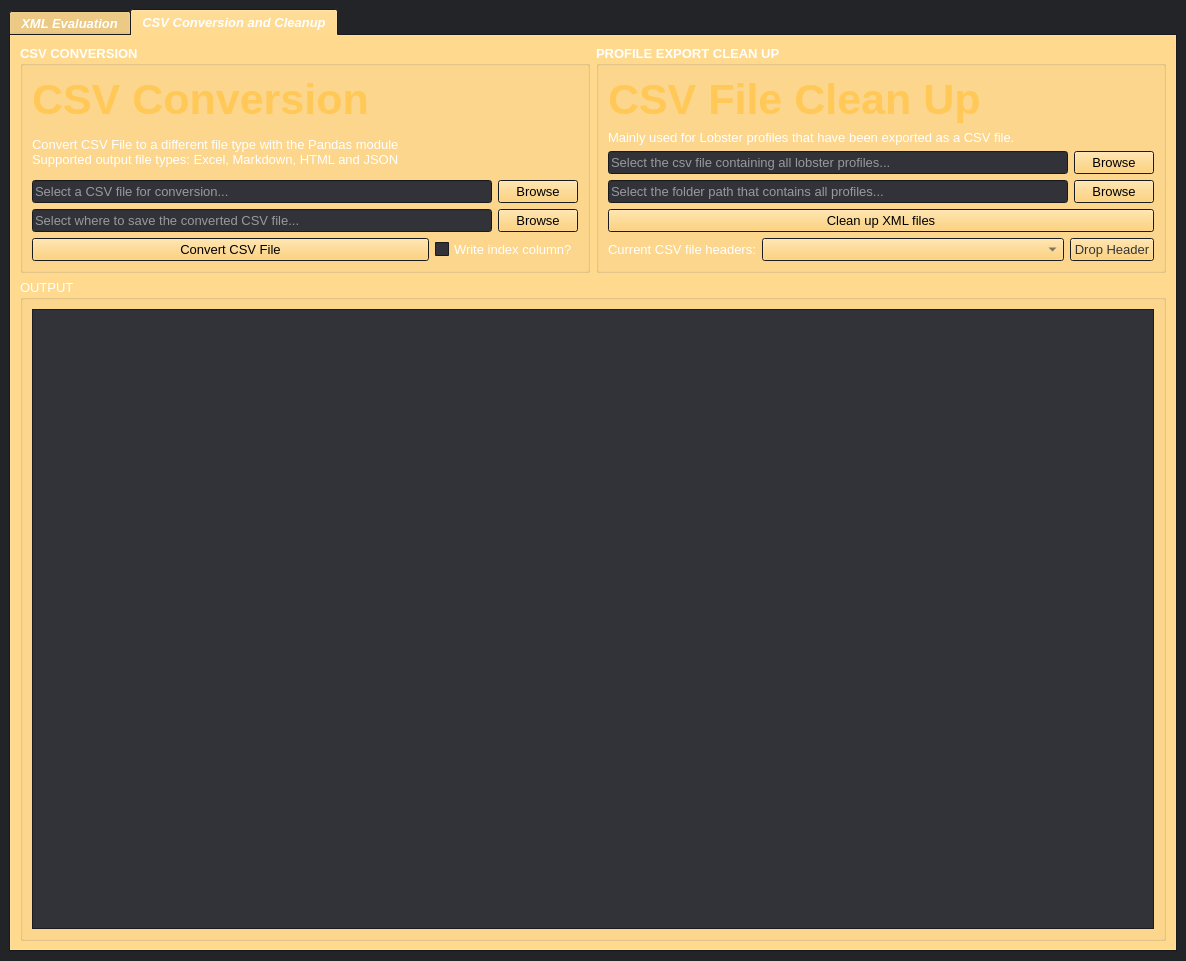
Above: src/xmluvation/resources/ui/XMLuvation.ui from zaricj/XMLuvation before the change. Below: the same form after it.
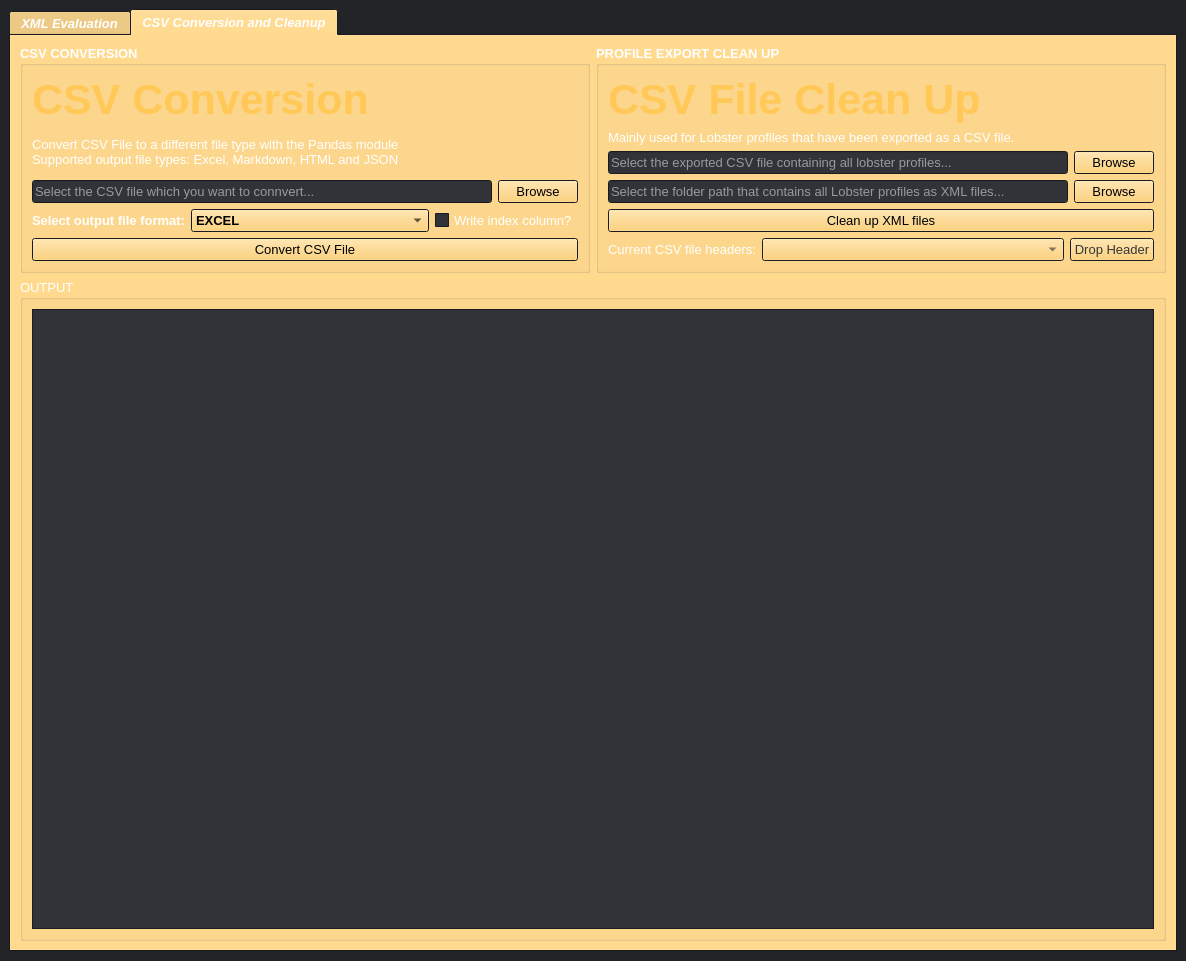
That is the form after the change. The open tabs and pages were chosen to show the change. Icons and pictures are not drawn.

Commit message: UI: enhance layout and add group matches option

Diff of the .ui file:
```diff
--- a/src/xmluvation/resources/ui/XMLuvation.ui
+++ b/src/xmluvation/resources/ui/XMLuvation.ui
@@ -1945,7 +1945,7 @@
                   </font>
                  </property>
                  <property name="placeholderText">
-                  <string>Select a CSV file for conversion...</string>
+                  <string>Select the CSV file which you want to connvert...</string>
                  </property>
                  <property name="clearButtonEnabled">
                   <bool>true</bool>
@@ -1974,67 +1974,46 @@
              <item>
               <layout class="QHBoxLayout" name="hor_layout_csv_conversion_path_output">
                <item>
-                <widget class="QLineEdit" name="line_edit_csv_conversion_path_output">
-                 <property name="font">
-                  <font>
-                   <family>Microsoft YaHei UI</family>
-                   <pointsize>10</pointsize>
-                   <italic>false</italic>
-                   <bold>false</bold>
-                   <underline>false</underline>
-                   <strikeout>false</strikeout>
-                  </font>
+                <widget class="QLabel" name="label_csv_conversion_output_type">
+                 <property name="sizePolicy">
+                  <sizepolicy hsizetype="Maximum" vsizetype="Fixed">
+                   <horstretch>0</horstretch>
+                   <verstretch>0</verstretch>
+                  </sizepolicy>
                  </property>
                  <property name="text">
-                  <string/>
+                  <string>Select output file format:</string>
                  </property>
-                 <property name="placeholderText">
-                  <string>Select where to save the converted CSV file...</string>
-                 </property>
-                 <property name="clearButtonEnabled">
-                  <bool>true</bool>
-                 </property>
                 </widget>
                </item>
                <item>
-                <widget class="QPushButton" name="button_browse_csv_conversion_path_output">
-                 <property name="font">
-                  <font>
-                   <family>Microsoft YaHei UI</family>
-                   <pointsize>10</pointsize>
-                   <italic>false</italic>
-                   <bold>false</bold>
-                   <underline>false</underline>
-                   <strikeout>false</strikeout>
-                  </font>
+                <widget class="QComboBox" name="combobox_csv_conversion_output_type">
+                 <property name="sizePolicy">
+                  <sizepolicy hsizetype="Preferred" vsizetype="Fixed">
+                   <horstretch>0</horstretch>
+                   <verstretch>0</verstretch>
+                  </sizepolicy>
                  </property>
-                 <property name="text">
-                  <string>Browse</string>
-                 </property>
-                </widget>
-               </item>
-              </layout>
-             </item>
-             <item>
-              <layout class="QHBoxLayout" name="horizontalLayout_5">
-               <item>
-                <widget class="QPushButton" name="button_csv_conversion_convert">
-                 <property name="font">
-                  <font>
-                   <family>Microsoft YaHei UI</family>
-                   <pointsize>10</pointsize>
-                   <italic>false</italic>
-                   <bold>false</bold>
-                   <underline>false</underline>
-                   <strikeout>false</strikeout>
-                  </font>
-                 </property>
-                 <property name="toolTip">
-                  <string>Starts the conversion of the CSV file to the selected file type.</string>
-                 </property>
-                 <property name="text">
-                  <string>Convert CSV File</string>
-                 </property>
+                 <item>
+                  <property name="text">
+                   <string>EXCEL</string>
+                  </property>
+                 </item>
+                 <item>
+                  <property name="text">
+                   <string>HTML</string>
+                  </property>
+                 </item>
+                 <item>
+                  <property name="text">
+                   <string>JSON</string>
+                  </property>
+                 </item>
+                 <item>
+                  <property name="text">
+                   <string>MARKDOWN</string>
+                  </property>
+                 </item>
                 </widget>
                </item>
                <item>
@@ -2062,6 +2041,26 @@
                </item>
               </layout>
              </item>
+             <item>
+              <widget class="QPushButton" name="button_csv_conversion_convert">
+               <property name="font">
+                <font>
+                 <family>Microsoft YaHei UI</family>
+                 <pointsize>10</pointsize>
+                 <italic>false</italic>
+                 <bold>false</bold>
+                 <underline>false</underline>
+                 <strikeout>false</strikeout>
+                </font>
+               </property>
+               <property name="toolTip">
+                <string>Starts the conversion of the CSV file to the selected file type.</string>
+               </property>
+               <property name="text">
+                <string>Convert CSV File</string>
+               </property>
+              </widget>
+             </item>
             </layout>
            </widget>
           </item>
@@ -2138,7 +2137,7 @@
                     <string/>
                    </property>
                    <property name="placeholderText">
-                    <string>Select the csv file containing all lobster profiles...</string>
+                    <string>Select the exported CSV file containing all lobster profiles...</string>
                    </property>
                    <property name="clearButtonEnabled">
                     <bool>true</bool>
@@ -2193,7 +2192,7 @@
                       </font>
                      </property>
                      <property name="placeholderText">
-                      <string>Select the folder path that contains all profiles...</string>
+                      <string>Select the folder path that contains all Lobster profiles as XML files...</string>
                      </property>
                      <property name="clearButtonEnabled">
                       <bool>true</bool>
```
Left out of the diff: 104 changed lines with no effect on the pictures. The commit also changes 1 other file.
